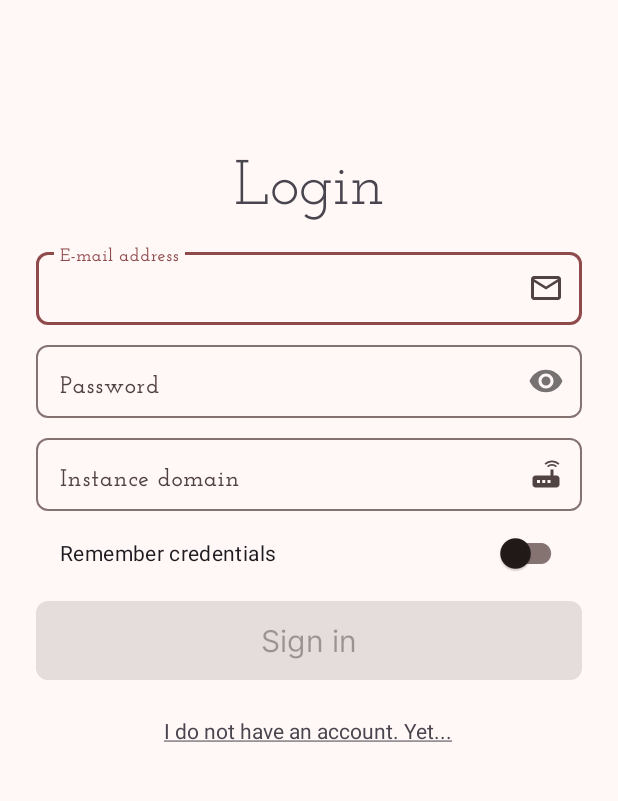
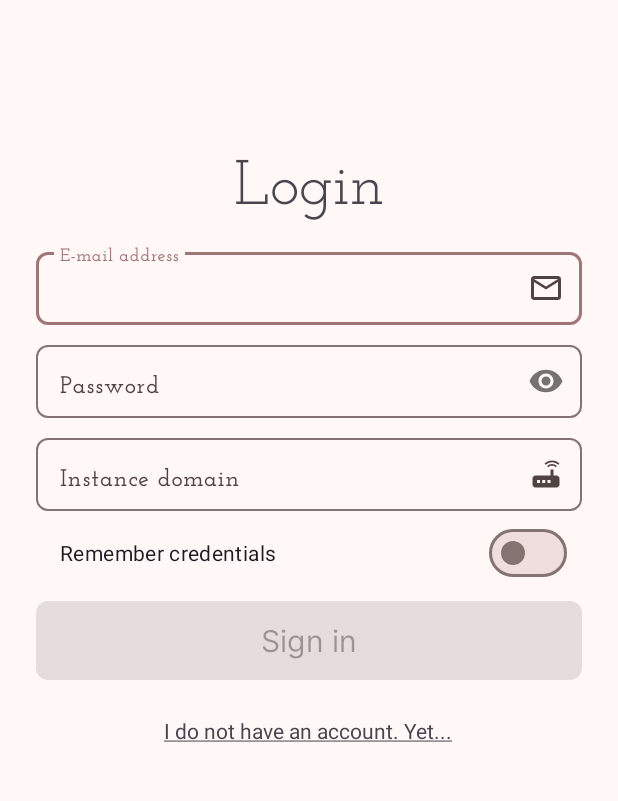
Before and after one commit to ivanrava/piggy-android, an Android app: the screen it shows after launch (AuthActivity), on a phone screen of 412 x 824 dp, the part 239-1040 px from its top. Run offline under Robolectric (Android 15) with nearby library versions, the phone set to English and light mode, and no system bars.

Commit message:
Fixes theme primary colors

```diff
--- a/app/src/main/res/layout/fragment_login.xml
+++ b/app/src/main/res/layout/fragment_login.xml
@@ -66,7 +66,7 @@
             android:paddingBottom="@dimen/vseparation_fields" />
     </com.google.android.material.textfield.TextInputLayout>
 
-    <com.google.android.material.switchmaterial.SwitchMaterial
+    <com.google.android.material.materialswitch.MaterialSwitch
         android:id="@+id/switch_remember"
         android:layout_width="match_parent"
         android:layout_height="wrap_content"
--- a/app/src/main/res/layout/fragment_register.xml
+++ b/app/src/main/res/layout/fragment_register.xml
@@ -81,7 +81,7 @@
             android:paddingBottom="@dimen/vseparation_fields" />
     </com.google.android.material.textfield.TextInputLayout>
 
-    <com.google.android.material.switchmaterial.SwitchMaterial
+    <com.google.android.material.materialswitch.MaterialSwitch
         android:id="@+id/switch_remember"
         android:layout_width="match_parent"
         android:layout_height="wrap_content"
--- a/app/src/main/res/values-night/colors.xml
+++ b/app/src/main/res/values-night/colors.xml
@@ -1,6 +1,6 @@
 <resources>
-    <color name="md_theme_primary">#FFB3B3</color>
-    <color name="md_theme_onPrimary">#561D21</color>
+    <color name="md_theme_primary">#956666</color>
+    <color name="md_theme_onPrimary">#e9e3e5</color>
     <color name="md_theme_primaryContainer">#733336</color>
     <color name="md_theme_onPrimaryContainer">#FFDAD9</color>
     <color name="md_theme_secondary">#E6BDBC</color>
--- a/app/src/main/res/values/colors.xml
+++ b/app/src/main/res/values/colors.xml
@@ -1,5 +1,5 @@
 <resources>
-    <color name="md_theme_primary">#8F4A4C</color>
+    <color name="md_theme_primary">#A07575</color>
     <color name="md_theme_onPrimary">#FFFFFF</color>
     <color name="md_theme_primaryContainer">#FFDAD9</color>
     <color name="md_theme_onPrimaryContainer">#3B080E</color>
```
